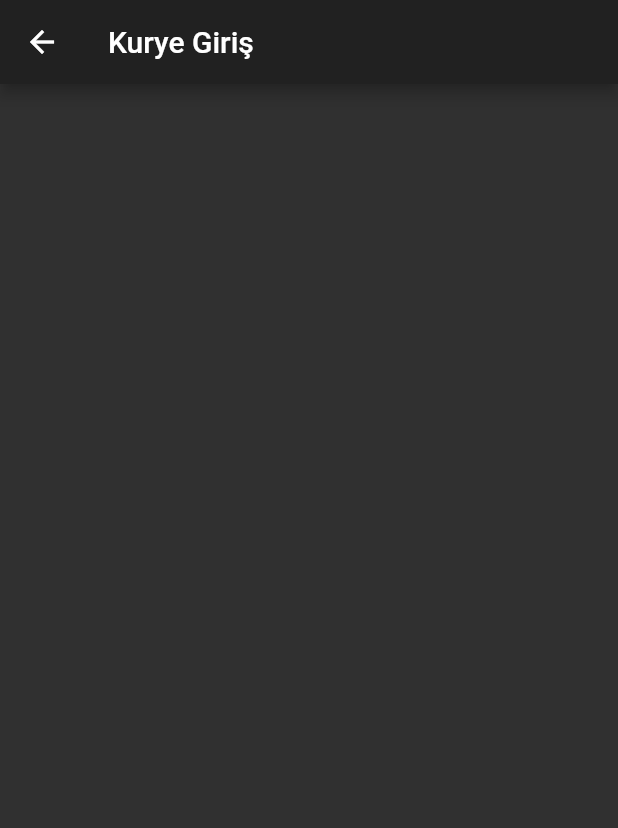
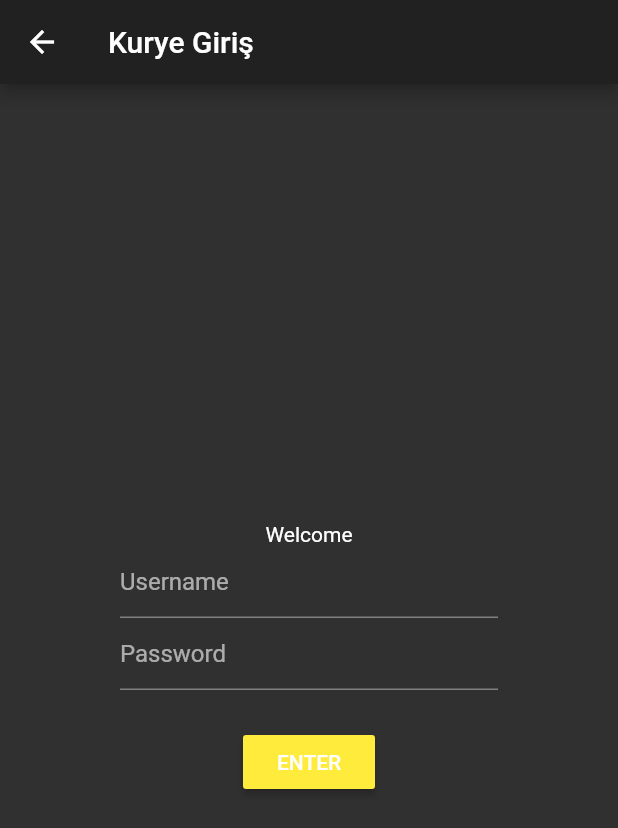
Before and after one commit to keskin061/marketim, a Flutter app: the KuryeGiris screen opened by its route, on a phone screen of 412 x 824 dp. Shown: the top 828 px of the screen. Run offline on Flutter 3.47's test engine with Material 2 defaults, Android fonts, the phone set to English and light mode, and no system bars.

Commit message:
13.01.2021-21:45
kurye islemleri

```diff
--- a/lib/GirisSayfa.dart
+++ b/lib/GirisSayfa.dart
@@ -1,6 +1,7 @@
 import 'package:flutter/cupertino.dart';
 import 'package:flutter/material.dart';
 import 'package:marketim/KullaniciGiris.dart';
+import 'package:marketim/KuryeGiris.dart';
 import 'package:marketim/YoneticiGiris.dart';
 
 class GirisSayfa extends StatefulWidget {
@@ -38,7 +39,7 @@ class _GirisSayfaState extends State<GirisSayfa> {
               RaisedButton(
                 child: Text('KURYECİ GİRİŞ'),
                 onPressed: () {
-                  Navigator.pushNamed(context, KullaniciGiris.routeName);
+                  Navigator.pushNamed(context, KuryeGiris.routeName);
                 },
               ),
             ],
--- a/lib/KuryeGiris.dart
+++ b/lib/KuryeGiris.dart
@@ -1,5 +1,6 @@
 import 'package:flutter/cupertino.dart';
 import 'package:flutter/material.dart';
+import 'package:marketim/kuryeIslem.dart';
 
 class KuryeGiris extends StatefulWidget {
   static String routeName = '/KuryeGiris';
@@ -16,10 +17,38 @@ class _KuryeGirisState extends State<KuryeGiris> {
       appBar: new AppBar(
         title: new Text("Kurye Giriş"),
       ),
-      body: Container(
-        child: Center(
+      body: Center (
+        child: Container(
+          padding: EdgeInsets.all(80.0),
           child: Column(
             mainAxisAlignment: MainAxisAlignment.center,
+            children: [
+              Text(
+                'Welcome',
+               // style: Theme.of(context).textTheme.headline1,
+              ),
+              TextFormField(
+                decoration: InputDecoration(
+                  hintText: 'Username',
+                ),
+              ),
+              TextFormField(
+                decoration: InputDecoration(
+                  hintText: 'Password',
+                ),
+                obscureText: true,
+              ),
+              SizedBox(
+                height: 24,
+              ),
+              RaisedButton(
+                color: Colors.yellow,
+                child: Text('ENTER'),
+                onPressed: () {
+                  Navigator.pushNamed(context, kuryeIslem.routeName);
+                },
+              )
+            ],
           ),
         ),
       ),
--- a/lib/YoneticiGiris.dart
+++ b/lib/YoneticiGiris.dart
@@ -1,6 +1,6 @@
 import 'package:flutter/cupertino.dart';
 import 'package:flutter/material.dart';
-import 'package:marketim/urunEkleme.dart';
+import 'package:marketim/yoneticiIslem.dart';
 
 class YoneticiGiris extends StatefulWidget {
   static String routeName = '/YoneticiGiris';
@@ -45,7 +45,7 @@ class _YoneticiGirisState extends State<YoneticiGiris> {
                 color: Colors.yellow,
                 child: Text('ENTER'),
                 onPressed: () {
-                  Navigator.pushNamed(context, urunEkleme.routeName);
+                  Navigator.pushNamed(context, yoneticiIslem.routeName);
                 },
               )
             ],
--- a/lib/main.dart
+++ b/lib/main.dart
@@ -2,7 +2,8 @@ import 'package:flutter/material.dart';
 import 'package:marketim/KullaniciGiris.dart';
 import 'package:marketim/KuryeGiris.dart';
 import 'package:marketim/YoneticiGiris.dart';
-import 'urunEkleme.dart';
+import 'yoneticiIslem.dart';
+import 'kuryeIslem.dart';
 
 import 'GirisSayfa.dart';
 
@@ -28,7 +29,8 @@ class MyApp extends StatelessWidget {
         YoneticiGiris.routeName: (context) => YoneticiGiris(),
         KullaniciGiris.routeName: (context) => KullaniciGiris(),
         KuryeGiris.routeName: (context) => KuryeGiris(),
-        urunEkleme.routeName: (context) => urunEkleme(),
+        yoneticiIslem.routeName: (context) => yoneticiIslem(),
+        kuryeIslem.routeName: (context) => kuryeIslem(),
       },
     );
   }
```
Also changed, not shown: lib/kuryeIslem.dart (added, +45 -0 lines), lib/yoneticiIslem.dart (renamed from lib/urunEkleme.dart, +5 -9 lines).
